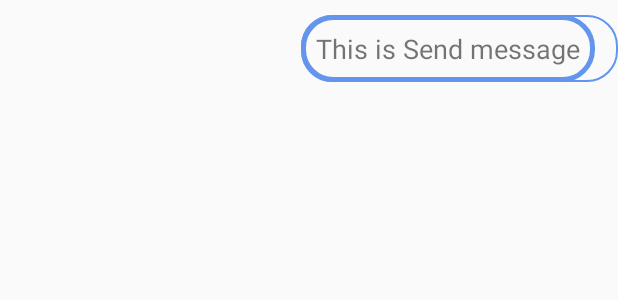
After one commit to tajbaba999/Chat-APP, an Android app: the layout send.xml on its own in the app's theme, with its tools: preview values and no code run, on a phone screen of 412 x 824 dp. The commit adds this screen. Shown: the top 300 px of the screen. Run offline under Robolectric (Android 15) with nearby library versions, the phone set to English and light mode, and no system bars.

Commit message:
Second commit

```diff
--- /dev/null
+++ b/app/src/main/res/drawable/baseline_send_24.xml
@@ -0,0 +1,5 @@
+<vector android:autoMirrored="true" android:height="24dp"
+    android:tint="#6495ED" android:viewportHeight="24"
+    android:viewportWidth="24" android:width="24dp" xmlns:android="http://schemas.android.com/apk/res/android">
+    <path android:fillColor="@android:color/white" android:pathData="M2.01,21L23,12 2.01,3 2,10l15,2 -15,2z"/>
+</vector>
--- /dev/null
+++ b/app/src/main/res/drawable/message_background.xml
@@ -0,0 +1,5 @@
+<?xml version="1.0" encoding="utf-8"?>
+<shape xmlns:android="http://schemas.android.com/apk/res/android">
+    <corners android:radius="20dp"/>
+    <stroke android:width="1dp" android:color="@color/blue"/>
+</shape>
--- /dev/null
+++ b/app/src/main/res/layout/send.xml
@@ -0,0 +1,25 @@
+<?xml version="1.0" encoding="utf-8"?>
+<RelativeLayout xmlns:android="http://schemas.android.com/apk/res/android"
+    android:layout_width="match_parent"
+    android:layout_height="match_parent">
+
+    <RelativeLayout
+        android:layout_width="wrap_content"
+        android:layout_height="wrap_content"
+        android:background="@drawable/message_background"
+        android:layout_marginTop="10dp"
+        android:layout_alignParentRight="true"
+        android:paddingRight="15dp"
+        >
+
+
+        <TextView
+            android:id="@+id/text_message_send"
+            android:layout_width="wrap_content"
+            android:layout_height="wrap_content"
+            android:text="This is Send message"
+            android:textSize="18dp"
+            android:padding="10dp"
+            android:background="@drawable/edit_background_blue"/>
+    </RelativeLayout>
+</RelativeLayout>
```
Also changed, not shown: app/src/main/AndroidManifest.xml (+8 -9 lines), app/src/main/java/com/example/chatapplication/ChatActivity.kt (added, +92 -0 lines), app/src/main/java/com/example/chatapplication/MainActivity.kt (+8 -1 lines), app/src/main/java/com/example/chatapplication/Message.kt (added, +13 -0 lines), app/src/main/java/com/example/chatapplication/MessageAdapter.kt (added, +68 -0 lines), app/src/main/java/com/example/chatapplication/UserAdapter.kt (+12 -0 lines), app/src/main/res/layout/activity_chat.xml (added, +45 -0 lines), app/src/main/res/layout/recieve.xml (added, +24 -0 lines).
